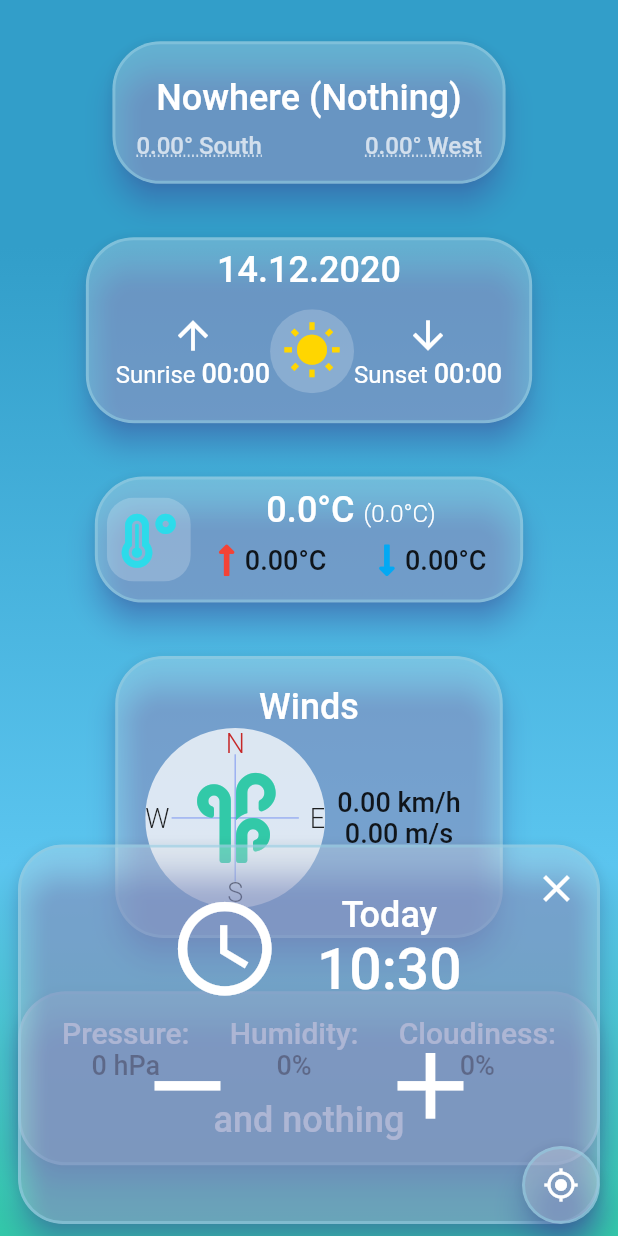
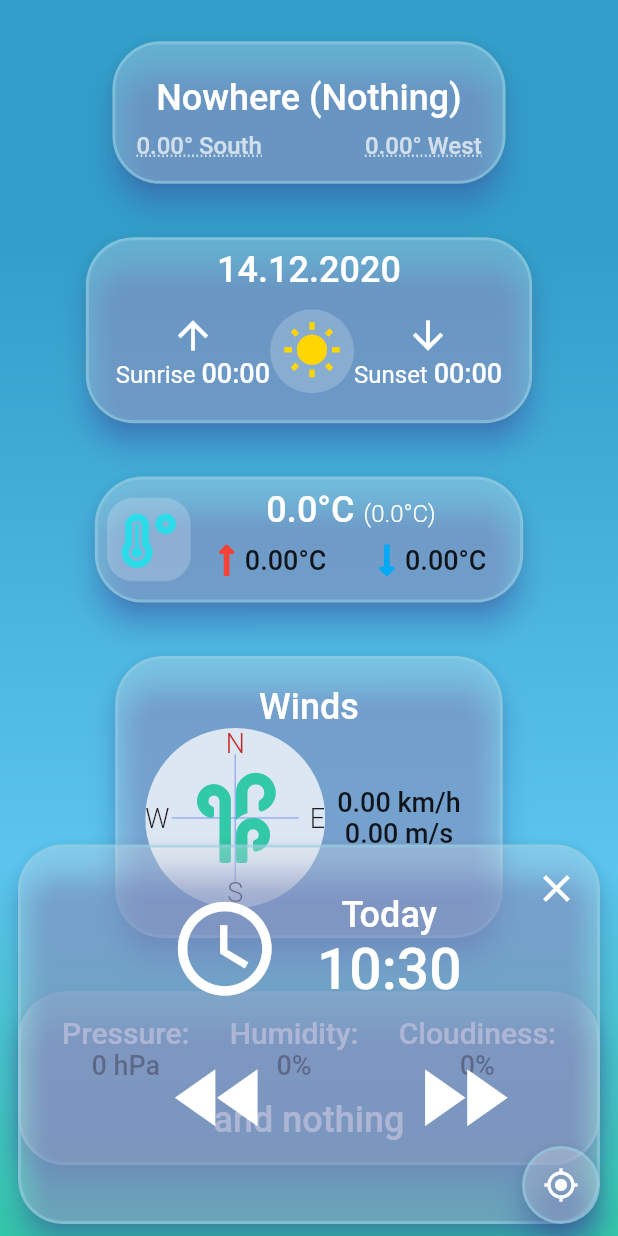
Before and after one commit to Varadho/bachelor_weather, a Flutter app: the SSPage screen opened directly, after a tap on the "access time" icon, on a phone screen of 412 x 824 dp. Run offline on Flutter 3.47's test engine with Material 2 defaults, Android fonts, the phone set to English and light mode, and no system bars; our stand-ins replace equatable, flutter_bloc, flutter_compass, flutter_mobx, flutter_redux, font_awesome_flutter and 4 more; generated files the repository leaves out were written again; statements that could not run were skipped.

Commit message:
setState TimeSelector now uses IconButtons, like the rest of 'em!

```diff
--- a/lib/ui/pages/set_state/controls/time_selector.dart
+++ b/lib/ui/pages/set_state/controls/time_selector.dart
@@ -1,6 +1,6 @@
+import 'package:bachelorweather/utility/constants/icons.dart';
 import 'package:flutter/material.dart';
 
-import '../../../../utility/constants/colors.dart';
 import '../../../../utility/constants/text_styles.dart';
 import '../../../common_widgets/expandable_controls.dart';
 
@@ -68,36 +68,14 @@ class TimeSelector extends StatelessWidget {
                 child: Row(
                   mainAxisAlignment: MainAxisAlignment.spaceEvenly,
                   children: [
-                    InkWell(
-                      child: GestureDetector(
-                        key: const Key("previous_time"),
-                        onTap: onDecrementTime,
-                        child: Icon(
-                          Icons.remove,
-                          color: Colors.white,
-                          size: 75,
-                        ),
-                      ),
-                      customBorder: CircleBorder(),
-                      splashColor: backgroundColor2.withOpacity(0.7),
-                      splashFactory: InkSplash.splashFactory,
-                      enableFeedback: false,
+                    IconButton(
+                      onPressed: onDecrementTime,
+                      icon: decrementTimeIcon,
                     ),
                     Container(),
-                    InkWell(
-                      child: GestureDetector(
-                        key: const Key("next_time"),
-                        onTap: onIncrementTime,
-                        child: Icon(
-                          Icons.add,
-                          color: Colors.white,
-                          size: 75,
-                        ),
-                      ),
-                      customBorder: CircleBorder(),
-                      splashColor: backgroundColor2.withOpacity(0.7),
-                      splashFactory: InkSplash.splashFactory,
-                      enableFeedback: false,
+                    IconButton(
+                      onPressed: onIncrementTime,
+                      icon: incrementTimeIcon,
                     ),
                   ],
                 ),
```
